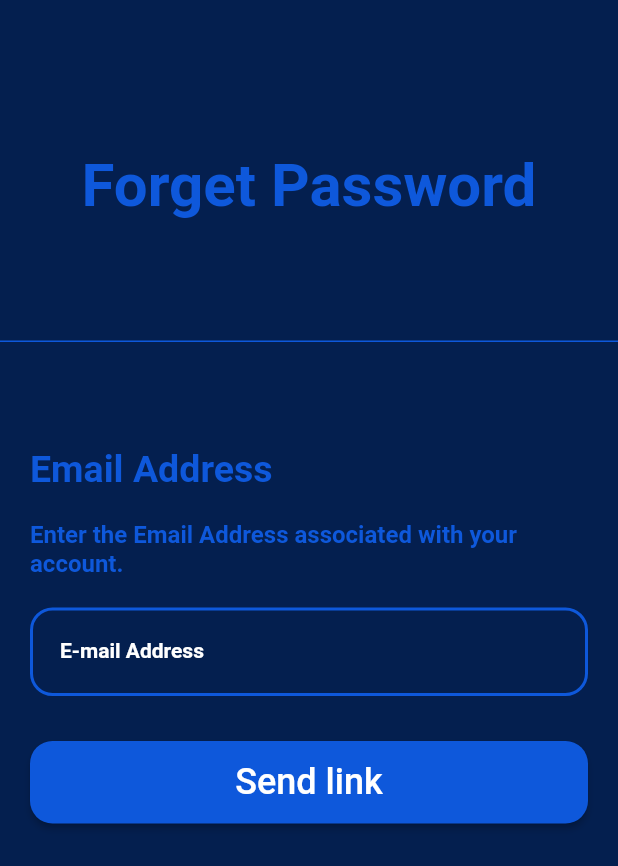
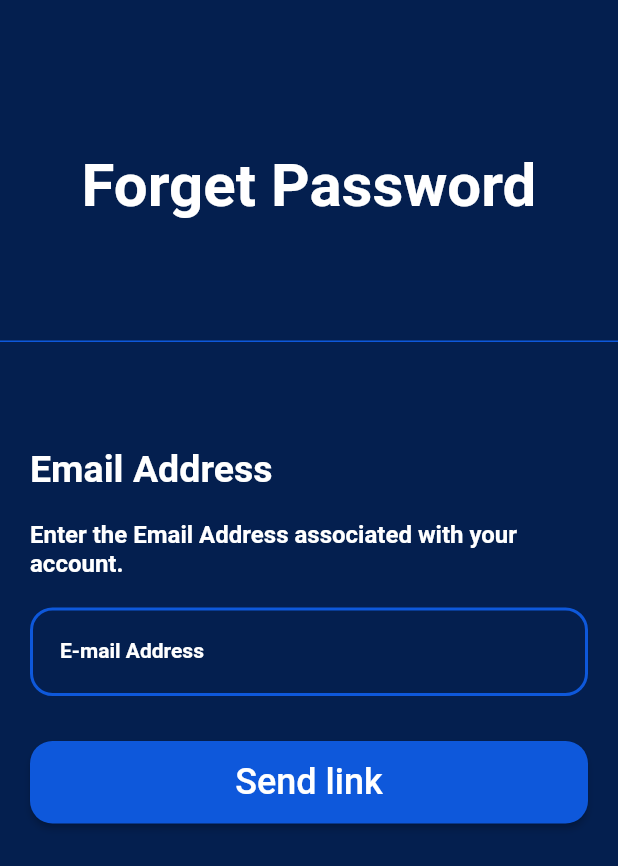
Before and after one commit to justdeepaktiwari/mailapp01, a Flutter app: the ForgetScreen screen opened directly, after a tap on "Send link", on a phone screen of 412 x 824 dp. Shown: the top 866 px of the screen. Run offline on Flutter 3.47's test engine with Material 2 defaults, Android fonts, the phone set to English and light mode, and no system bars; our stand-ins replace lite_rolling_switch, shared_preferences; accounts and stored records are empty.

Commit message:
White text changed

```diff
--- a/lib/providers/auth_provider.dart
+++ b/lib/providers/auth_provider.dart
@@ -15,7 +15,7 @@ class AuthProvider with ChangeNotifier {
     // Update the _isLoggedIn value accordingly
 
     addBoolToSF("isLoggedIn", true);
-    _isLoggedIn = await getBoolValuesSF("isLoggedIn");
+    _isLoggedIn = true;
     notifyListeners();
   }
 
@@ -23,7 +23,7 @@ class AuthProvider with ChangeNotifier {
     // Perform your logout logic here
     // Update the _isLoggedIn value accordingly
     addBoolToSF("isLoggedIn", false);
-    _isLoggedIn = await getBoolValuesSF("isLoggedIn");
+    _isLoggedIn = false;
     notifyListeners();
   }
 
--- a/lib/screens/auth/forget_screen.dart
+++ b/lib/screens/auth/forget_screen.dart
@@ -32,7 +32,7 @@ class _ForgetScreenState extends State<ForgetScreen> {
                 "Forget Password",
                 style: TextStyle(
                   fontSize: 40,
-                  color: AppConstants.appColor,
+                  color: AppConstants.white,
                   fontWeight: FontWeight.bold,
                 ),
               ),
@@ -66,7 +66,7 @@ class _ForgetScreenState extends State<ForgetScreen> {
                       style: TextStyle(
                         fontSize: 25,
                         fontWeight: FontWeight.bold,
-                        color: AppConstants.appColor,
+                        color: AppConstants.white,
                       ),
                     ),
                     const SizedBox(
@@ -77,7 +77,7 @@ class _ForgetScreenState extends State<ForgetScreen> {
                       style: TextStyle(
                         fontSize: 16,
                         fontWeight: FontWeight.bold,
-                        color: AppConstants.appColor,
+                        color: AppConstants.white,
                       ),
                     ),
                     const SizedBox(
--- a/lib/screens/auth/reset_screen.dart
+++ b/lib/screens/auth/reset_screen.dart
@@ -33,7 +33,7 @@ class _ResetPasswordScreenState extends State<ResetPasswordScreen> {
                 "Reset Password",
                 style: TextStyle(
                   fontSize: 40,
-                  color: AppConstants.appColor,
+                  color: AppConstants.white,
                   fontWeight: FontWeight.bold,
                 ),
               ),
```
Also changed, not shown: lib/screens/home_screen.dart (+3 -4 lines), lib/screens/profile_screen.dart (+9 -0 lines).
